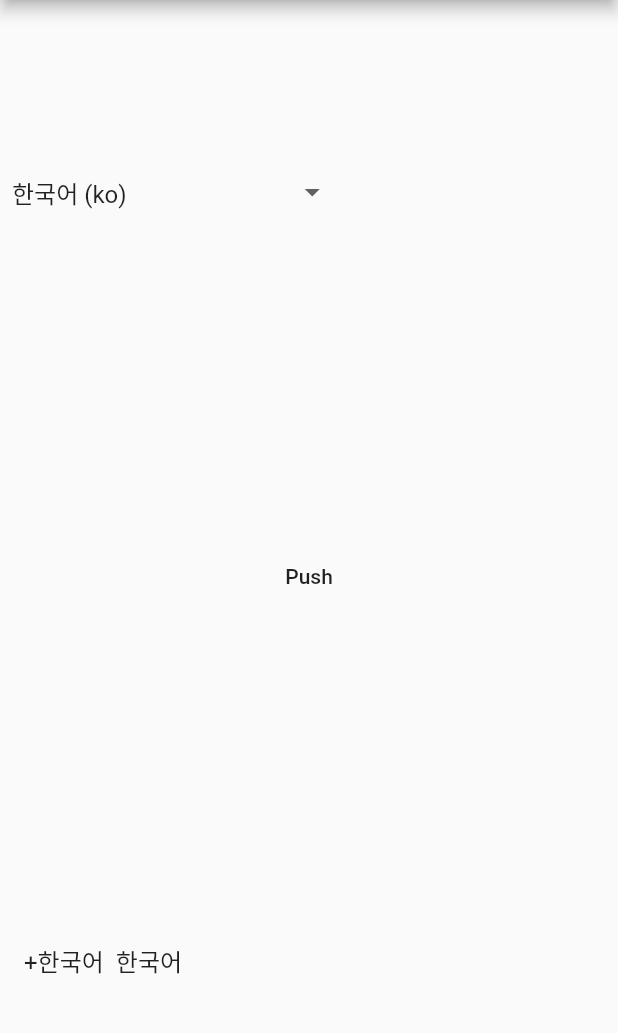
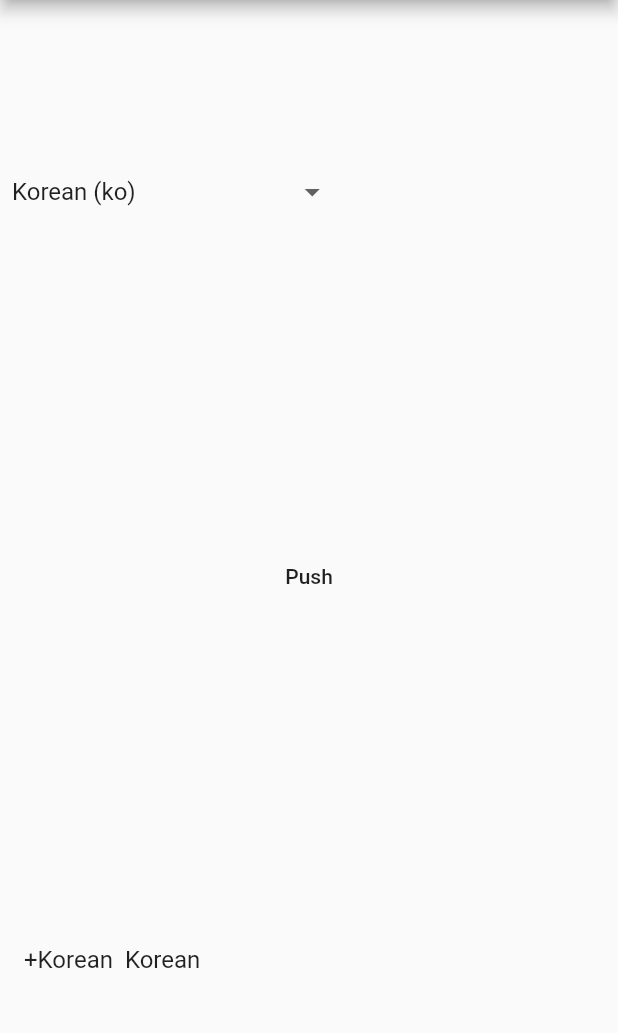
Before and after one commit to gomgom/flutter_language_pickers, a Flutter app: the screen it shows after launch, on a phone screen of 412 x 824 dp, the part 84-1117 px from its top. Run offline on Flutter 3.47's test engine with Material 2 defaults, Android fonts, the phone set to English and light mode, and no system bars.

Commit message:
Changed from native writing systems to English.
Only Japanese and Korean were displayed in native writing system.
This inconsistency is confusing,
and it wouldn't be any big problem to write them in English
considering education level of Japanese and Koreans.

```diff
--- a/lib/languages.dart
+++ b/lib/languages.dart
@@ -77,7 +77,7 @@ final List languagesList = [
   {"isoCode": "ik", "name": "Inupiaq"},
   {"isoCode": "ga", "name": "Irish"},
   {"isoCode": "it", "name": "Italian"},
-  {"isoCode": "ja", "name": "日本語"},
+  {"isoCode": "ja", "name": "Japanese"},
   {"isoCode": "jv", "name": "Javanese"},
   {"isoCode": "kl", "name": "Kalaallisut"},
   {"isoCode": "kn", "name": "Kannada"},
@@ -89,7 +89,7 @@ final List languagesList = [
   {"isoCode": "ky", "name": "Kirghiz"},
   {"isoCode": "kv", "name": "Komi"},
   {"isoCode": "kg", "name": "Kongo"},
-  {"isoCode": "ko", "name": "한국어"},
+  {"isoCode": "ko", "name": "Korean"},
   {"isoCode": "kj", "name": "Kuanyama"},
   {"isoCode": "ku", "name": "Kurdish"},
   {"isoCode": "lo", "name": "Lao"},
```
